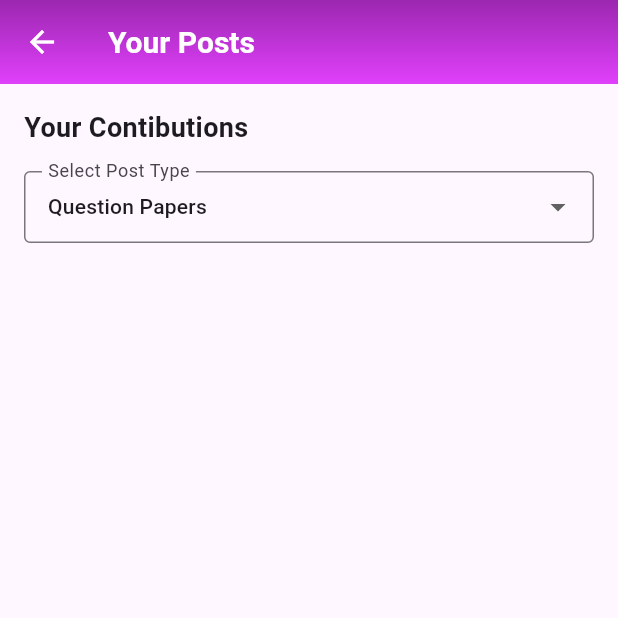
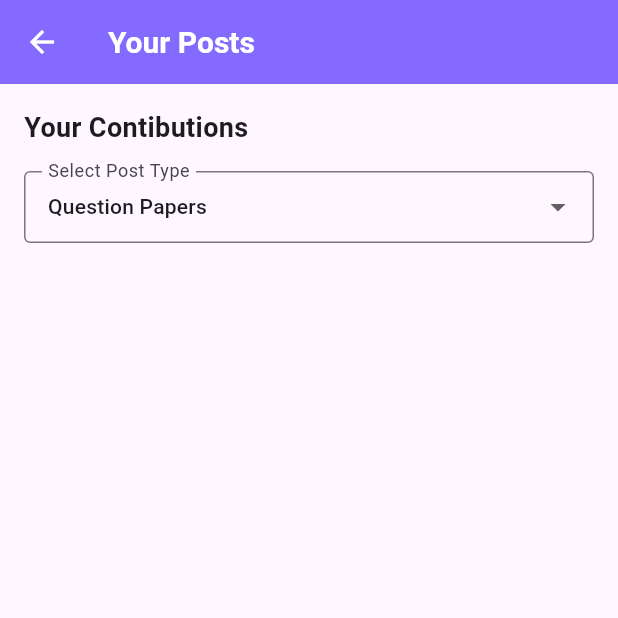
Before and after one commit to widejoy/my_college_guide, a Flutter app: the NotesScreen screen opened directly, after a tap on the "menu" icon, after a tap on "Dashboard", after a tap on "My Posts", on a phone screen of 412 x 824 dp, the top half of it. Run offline on Flutter 3.47's test engine with Material 2 defaults, Android fonts, the phone set to English and light mode, and no system bars; our stand-ins replace cloud_firestore, file_picker, firebase_auth, firebase_core, firebase_storage, flutter_riverpod and 1 more; missing offline and left inert: flutter_cached_pdfview, fuzzywuzzy; accounts and stored records are empty.

Commit message:
improved styling all over

```diff
--- a/lib/screens/app_screens/Widgets/appbar_custom.dart
+++ b/lib/screens/app_screens/Widgets/appbar_custom.dart
@@ -17,14 +17,7 @@ class CustomAppBar extends StatelessWidget implements PreferredSizeWidget {
       ),
       flexibleSpace: Container(
         decoration: const BoxDecoration(
-          gradient: LinearGradient(
-            begin: Alignment.topCenter,
-            end: Alignment.bottomCenter,
-            colors: [
-              Colors.purple,
-              Colors.purpleAccent,
-            ],
-          ),
+          color: Color(0xFF846AFF),
         ),
       ),
       leading: Builder(
--- a/lib/screens/app_screens/Widgets/custom_field.dart
+++ b/lib/screens/app_screens/Widgets/custom_field.dart
@@ -12,7 +12,7 @@ TextField customField(TextEditingController cont, String text,
     ),
     decoration: InputDecoration(
       filled: true,
-      fillColor: Colors.purple.withOpacity(0.1),
+      fillColor: const Color.fromARGB(255, 253, 241, 255),
       labelText: text,
       labelStyle: const TextStyle(
         color: Colors.purple,
--- a/lib/screens/app_screens/Widgets/drawercustom.dart
+++ b/lib/screens/app_screens/Widgets/drawercustom.dart
@@ -42,12 +42,7 @@ class DrawerCustom extends ConsumerWidget {
                 children: [
                   Container(
                     decoration: const BoxDecoration(
-                      gradient: LinearGradient(
-                        colors: [
-                          Colors.purple,
-                          Colors.purpleAccent,
-                        ],
-                      ),
+                      color: Color(0xFF846AFF),
                     ),
                     child: DrawerHeader(
                       padding: const EdgeInsets.all(16),
@@ -65,11 +60,14 @@ class DrawerCustom extends ConsumerWidget {
                           } else {
                             final username = snapshot.data;
 
-                            return Text(
-                              'Welcome! ${username ?? "Guest"}',
-                              style: const TextStyle(
-                                color: Colors.white,
-                                fontSize: 24,
+                            return Padding(
+                              padding: const EdgeInsets.fromLTRB(0, 12, 0, 0),
+                              child: Text(
+                                username!,
+                                style: const TextStyle(
+                                  color: Colors.white,
+                                  fontSize: 24,
+                                ),
                               ),
                             );
                           }
--- a/lib/screens/app_screens/home_screen.dart
+++ b/lib/screens/app_screens/home_screen.dart
@@ -61,8 +61,8 @@ class HomeScreen extends StatelessWidget {
                 color: Colors.white,
                 size: 36,
               ),
-              subtitle: "Upload a Question Paper Here",
-              text: "upload a question paper",
+              subtitle: "Click here to input Question Paper",
+              text: "Upload Question Paper",
               fun: () {
                 Navigator.of(context).push(
                   MaterialPageRoute(
@@ -80,7 +80,7 @@ class HomeScreen extends StatelessWidget {
                 color: Colors.white,
                 size: 36,
               ),
-              subtitle: "Upload Notes Here",
+              subtitle: "Click here to input Notes",
               text: "upload your notes",
               fun: () {
                 Navigator.of(context).push(
--- a/lib/screens/app_screens/my_posts.dart
+++ b/lib/screens/app_screens/my_posts.dart
@@ -68,14 +68,7 @@ class _MyPostsState extends State<MyPosts> {
         ),
         flexibleSpace: Container(
           decoration: const BoxDecoration(
-            gradient: LinearGradient(
-              begin: Alignment.topCenter,
-              end: Alignment.bottomCenter,
-              colors: [
-                Colors.purple,
-                Colors.purpleAccent,
-              ],
-            ),
+            color: Color(0xFF846AFF),
           ),
         ),
         elevation: 0,
```
Also changed, not shown: lib/screens/app_screens/create_post_screen.dart (+109 -113 lines).
